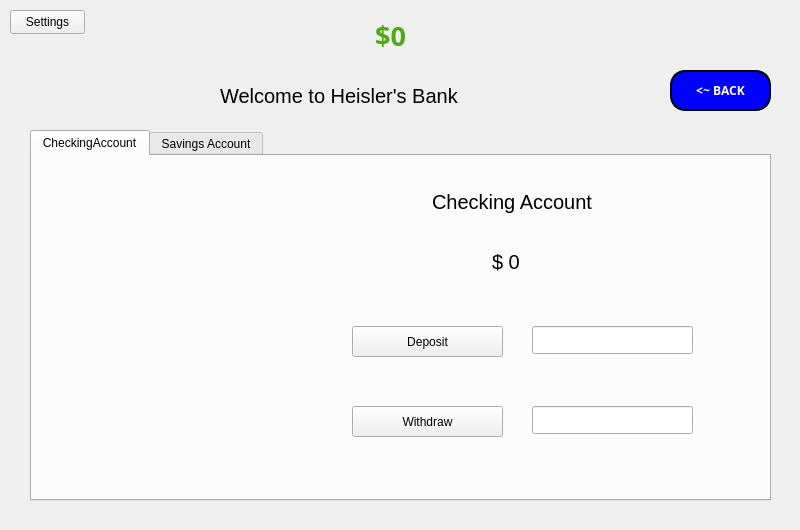
This is mainwindow.ui in NandhiniRam2005/CS3505-Group-Assignment9-LifeInvestor as Qt 5 draws it before an edit. The edited form follows.
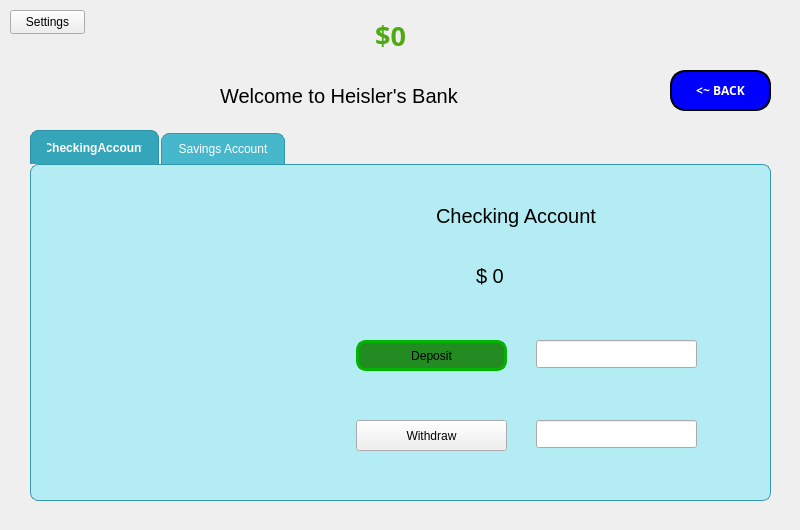
This is the edited form. Icons and pictures are not drawn.

Commit message: ui and sound effect to bank

The edit to the form file:
```diff
--- a/mainwindow.ui
+++ b/mainwindow.ui
@@ -2891,6 +2891,42 @@
         <height>371</height>
        </rect>
       </property>
+      <property name="styleSheet">
+       <string notr="true">QTabWidget::pane {
+    border: 1px solid #3399aa;
+    border-radius: 8px;
+    padding: 5px;
+    background-color: #b3ecf2; 
+}
+
+QTabBar::tab {
+    background: #47b8cc;
+    border: 1px solid #3399aa;
+    border-bottom: none;
+    border-top-left-radius: 8px;
+    border-top-right-radius: 8px;
+    padding: 8px 16px;
+    margin-right: 2px;
+    font: 14px 'Segoe UI';
+    color: white;
+}
+
+QTabBar::tab:selected {
+    background: #35a5ba; /* Slightly darker for selected tab */
+    border-color: #2b90a3;
+    font-weight: bold;
+    color: white;
+}
+
+QTabBar::tab:hover {
+    background: #5dc3d5;
+}
+
+QTabBar::tab:!selected {
+    margin-top: 3px;
+}
+</string>
+      </property>
       <property name="currentIndex">
        <number>0</number>
       </property>
@@ -2919,9 +2955,9 @@
        <widget class="QLabel" name="checkingAccountAmount">
         <property name="geometry">
          <rect>
-          <x>460</x>
+          <x>440</x>
           <y>90</y>
-          <width>63</width>
+          <width>201</width>
           <height>31</height>
          </rect>
         </property>
@@ -2943,6 +2979,10 @@
           <height>31</height>
          </rect>
         </property>
+        <property name="styleSheet">
+         <string notr="true">QPushButton {background-color: rgb(34,139,34); border: 3px solid rgb(0,180,0); border-radius: 10px;}
+        QPushButton:pressed {background-color: rgb(0,255,0); border: 2px solid rgb(0,255,0);}</string>
+        </property>
         <property name="text">
          <string>Deposit</string>
         </property>
```
Left out of the diff: 4 changed lines with no effect on the pictures. The commit also changes 5 other files.
